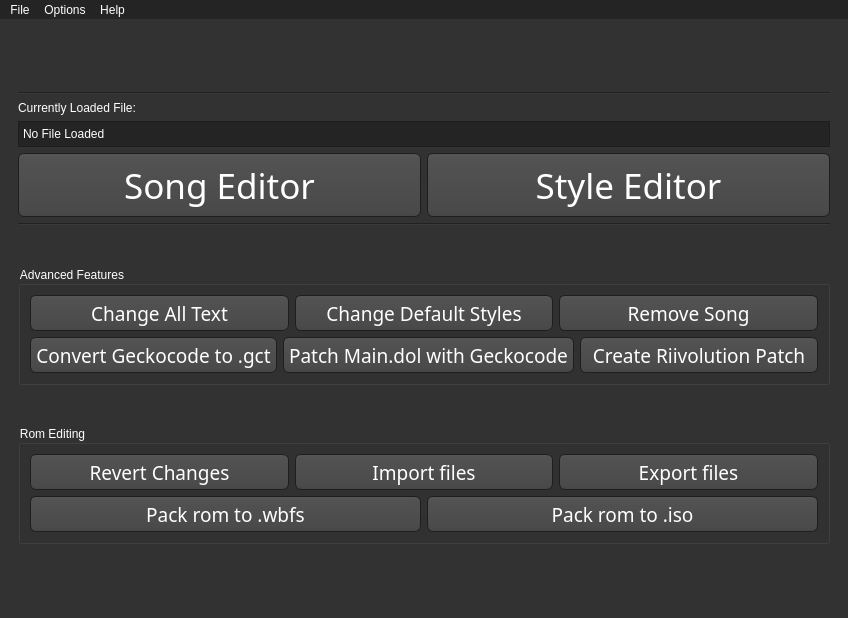
Above: WiiMusicPlus.ui from BenjaminHalko/WiiMusicEditorPlus before the change. Below: the same form after it.
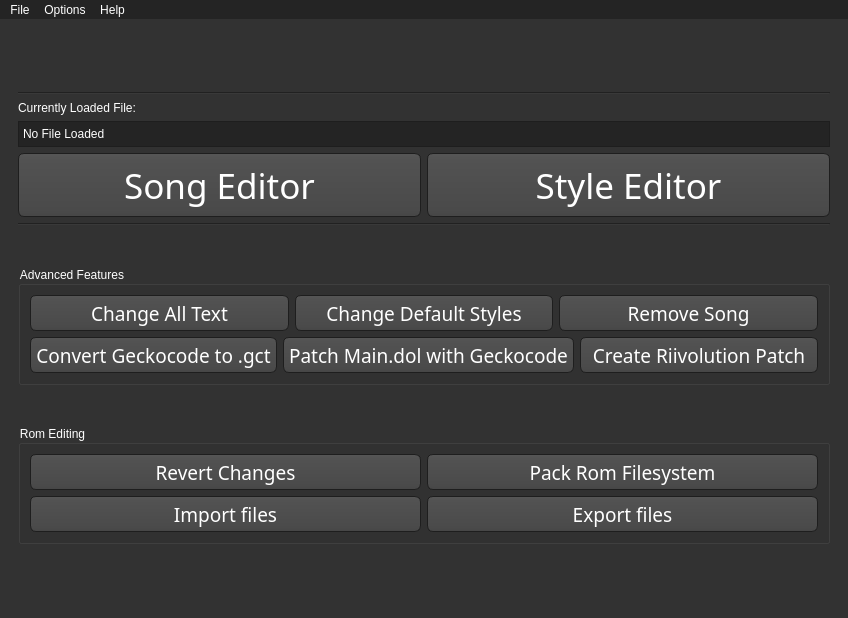
That is the form after the change. Icons and pictures are not drawn.

What changed in the file:
```diff
--- a/WiiMusicPlus.ui
+++ b/WiiMusicPlus.ui
@@ -1447,7 +1447,7 @@
               </widget>
              </item>
              <item>
-              <widget class="QPushButton" name="MP_ImportFiles_Button">
+              <widget class="QPushButton" name="MP_PackRom_Button">
                <property name="minimumSize">
                 <size>
                  <width>0</width>
@@ -1461,26 +1461,7 @@
                 </font>
                </property>
                <property name="text">
-                <string>Import files</string>
-               </property>
-              </widget>
-             </item>
-             <item>
-              <widget class="QPushButton" name="MP_ExportFiles_Button">
-               <property name="minimumSize">
-                <size>
-                 <width>0</width>
-                 <height>36</height>
-                </size>
-               </property>
-               <property name="font">
-                <font>
-                 <family>Continuum Medium</family>
-                 <pointsize>14</pointsize>
-                </font>
-               </property>
-               <property name="text">
-                <string>Export files</string>
+                <string>Pack Rom Filesystem</string>
                </property>
               </widget>
              </item>
@@ -1489,7 +1470,7 @@
            <item>
             <layout class="QHBoxLayout" name="MP_RomEditing2">
              <item>
-              <widget class="QPushButton" name="MP_PackWbfs_Button">
+              <widget class="QPushButton" name="MP_ImportFiles_Button">
                <property name="minimumSize">
                 <size>
                  <width>0</width>
@@ -1503,12 +1484,12 @@
                 </font>
                </property>
                <property name="text">
-                <string>Pack rom to .wbfs</string>
+                <string>Import files</string>
                </property>
               </widget>
              </item>
              <item>
-              <widget class="QPushButton" name="MP_PackIso_Button">
+              <widget class="QPushButton" name="MP_ExportFiles_Button">
                <property name="minimumSize">
                 <size>
                  <width>0</width>
@@ -1522,7 +1503,7 @@
                 </font>
                </property>
                <property name="text">
-                <string>Pack rom to .iso</string>
+                <string>Export files</string>
                </property>
               </widget>
              </item>
```
